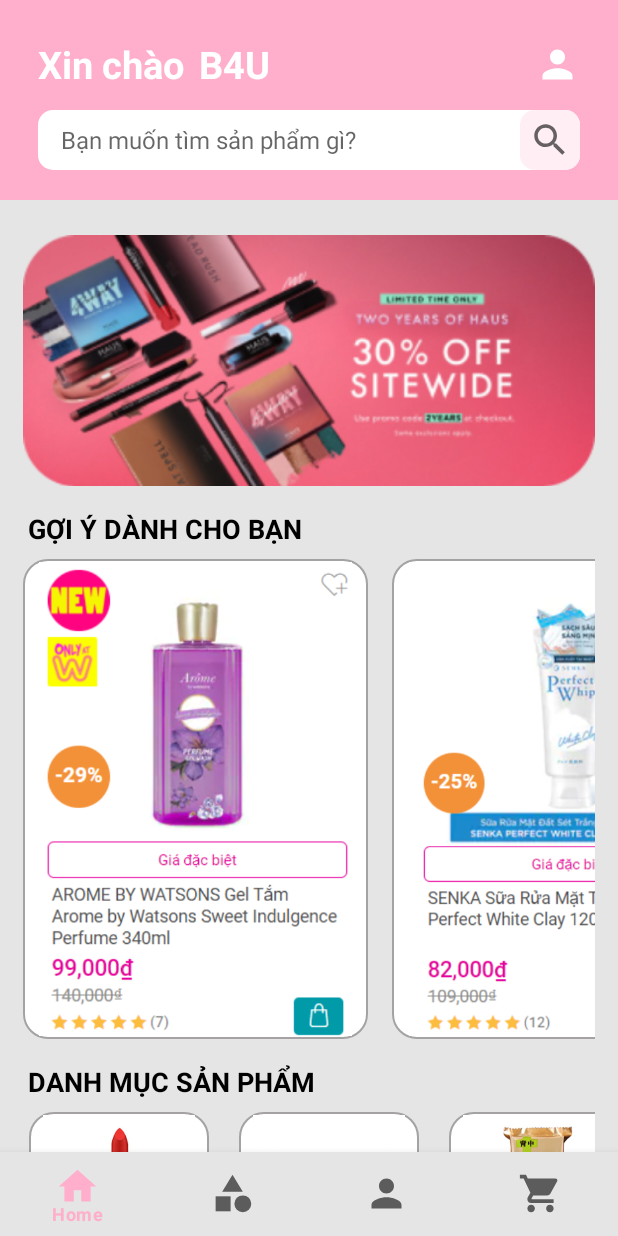
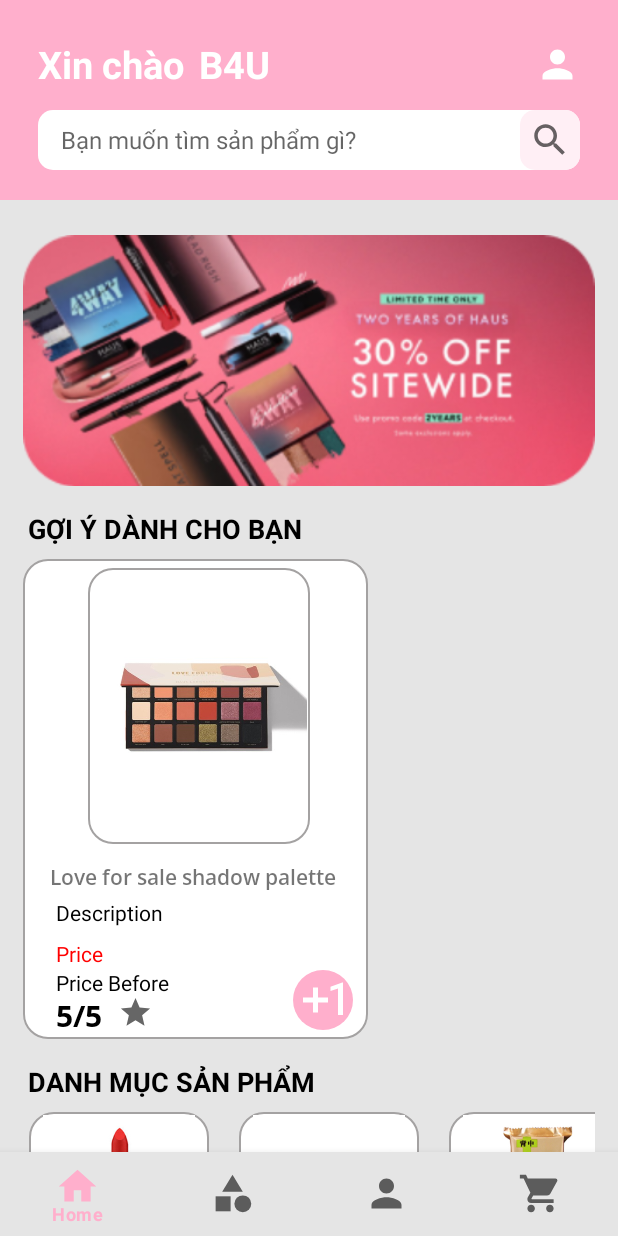
Before and after one commit to nvhieu-04/android-b4u, an Android app: the screen it shows after launch (MainActivity), on a phone screen of 412 x 824 dp. Run offline under Robolectric (Android 15) with nearby library versions, the phone set to English and light mode, and no system bars; our stand-ins replace navigation-ui.

Commit message:
những nút nhấn đã có thể đi đến phần mong muốn

```diff
--- a/app/src/main/AndroidManifest.xml
+++ b/app/src/main/AndroidManifest.xml
@@ -10,6 +10,9 @@
         android:supportsRtl="true"
         android:theme="@style/Theme.B4u">
         <activity
+            android:name=".cart_acitivity"
+            android:exported="false" />
+        <activity
             android:name=".Product_details"
             android:exported="false" />
         <activity
@@ -17,6 +20,7 @@
             android:exported="true">
             <intent-filter>
                 <action android:name="android.intent.action.MAIN" />
+
                 <category android:name="android.intent.category.LAUNCHER" />
             </intent-filter>
         </activity>
--- a/app/src/main/java/com/example/b4u/FirstFragment.java
+++ b/app/src/main/java/com/example/b4u/FirstFragment.java
@@ -2,23 +2,22 @@
 
 import android.os.Bundle;
 
-import androidx.appcompat.app.ActionBar;
-import androidx.appcompat.app.AppCompatActivity;
 import androidx.fragment.app.Fragment;
-import androidx.recyclerview.widget.GridLayoutManager;
 import androidx.recyclerview.widget.LinearLayoutManager;
 import androidx.recyclerview.widget.RecyclerView;
 
 import android.view.LayoutInflater;
 import android.view.View;
 import android.view.ViewGroup;
+import android.widget.Button;
+import android.widget.ImageView;
 
+import com.example.b4u.adapter.CareProductAdapter;
 import com.example.b4u.adapter.CategoryAdapter;
 import com.example.b4u.adapter.ProductAdapter;
-import com.example.b4u.adapter.ProductCareAdapter;
+import com.example.b4u.model.CareProduct;
 import com.example.b4u.model.Category;
 import com.example.b4u.model.Product;
-import com.example.b4u.model.ProductCare;
 
 import java.util.ArrayList;
 import java.util.List;
@@ -60,9 +59,9 @@
         return fragment;
     }
     RecyclerView productCareView, categoryView,productView;
-    ProductCareAdapter productCareAdapter;
-    List<ProductCare>  productCareList;
+    CareProductAdapter careProductAdapter;
     CategoryAdapter categoryAdapter;
+    List<CareProduct> careProductList;
     List<Category> categoryList;
     ProductAdapter productAdapter;
     List<Product> productList;
@@ -73,7 +72,6 @@
             mParam1 = getArguments().getString(ARG_PARAM1);
             mParam2 = getArguments().getString(ARG_PARAM2);
         }
-
     }
 
 
@@ -88,15 +86,13 @@
         productView = v.findViewById(R.id.recyclerView3);
         //Adding Images to care list view
         //Vài bữa add i chang line 111->116
-        productCareList = new ArrayList<>();
-        productCareList.add(new ProductCare(1,R.drawable.product_care_1));
-        productCareList.add(new ProductCare(2,R.drawable.product_care_2));
-        productCareList.add(new ProductCare(3,R.drawable.product_care_3));
-        productCareList.add(new ProductCare(4,R.drawable.product_care_4));
-        productCareList.add(new ProductCare(5,R.drawable.product_care_5));
-        productCareList.add(new ProductCare(6,R.drawable.product_care_6));
+        careProductList = new ArrayList<>();
+        careProductList.add((new CareProduct("Love for sale shadow palette","Description","Price","Price Before","5/5",R.drawable.product_1,R.drawable.product_1)));
 
-        setproductCareRecycler(productCareList);
+
+        setcareproductRecycler(careProductList);
+
+
         //adding image to category
         categoryList = new ArrayList<>();
         categoryList.add(new Category(1,R.drawable.category_1,"Lips"));
@@ -117,13 +113,33 @@
         productList.add(new Product("Le riot lip gloss","Description","Price","Price Before","5/5",R.drawable.product_6,R.drawable.product_6));
         setproductRecycler(productList);
         // Inflate the layout for this fragment
+        ImageView user = v.findViewById(R.id.imageUser);
+        user.setOnClickListener(new View.OnClickListener() {
+            @Override
+            public void onClick(View view) {
+                ThirdFragment nextFrag= new ThirdFragment();
+                getActivity().getSupportFragmentManager().beginTransaction()
+                        .replace(((ViewGroup)getView().getParent()).getId(), nextFrag, "findThisFragment")
+                        .addToBackStack(null)
+                        .commit();
+            }
+        });
+
+
+
+
         return v;
+        ///
+
+
+
     }
-    private void setproductCareRecycler(List<ProductCare> dataList) {
-        RecyclerView.LayoutManager layoutManager = new LinearLayoutManager(this.getContext(), LinearLayoutManager.HORIZONTAL, false);
+
+    private void setcareproductRecycler(List<CareProduct> productcareDataList) {
+        RecyclerView.LayoutManager layoutManager = new LinearLayoutManager(this.getContext(),LinearLayoutManager.HORIZONTAL,false);
         productCareView.setLayoutManager(layoutManager);
-        productCareAdapter = new ProductCareAdapter(this.getContext(), dataList);
-        productCareView.setAdapter(productCareAdapter);
+        careProductAdapter = new CareProductAdapter(this.getContext(), productcareDataList);
+        productCareView.setAdapter(careProductAdapter);
     }
     private void setcategoryRecycler(List<Category> categoryDataList) {
         RecyclerView.LayoutManager layoutManager = new LinearLayoutManager(this.getContext(),LinearLayoutManager.HORIZONTAL,false);
--- a/app/src/main/java/com/example/b4u/MainActivity.java
+++ b/app/src/main/java/com/example/b4u/MainActivity.java
@@ -22,7 +22,6 @@
         setContentView(R.layout.activity_main);
         BottomNavigationView bottomNavigationView = findViewById(R.id.bottomNavigationView);
         NavController navController = Navigation.findNavController(this,  R.id.fragment);
-        //AppBarConfiguration appBarConfiguration = new AppBarConfiguration.Builder(R.id.firstFragment, R.id.secondFragment, R.id.thirdFragment, R.id.fourthFragment).build();
         NavigationUI.setupWithNavController(bottomNavigationView, navController);
     }
 
--- a/app/src/main/java/com/example/b4u/Product_details.java
+++ b/app/src/main/java/com/example/b4u/Product_details.java
@@ -11,7 +11,7 @@
 public class Product_details extends AppCompatActivity {
     String name,des,price,rate;
     int image;
-    ImageView img,back;
+    ImageView img,back,cart;
     TextView productname,productdes, productprice, productrate;
     @Override
     protected void onCreate(Bundle savedInstanceState) {
@@ -46,7 +46,14 @@
             }
         });
         View decorView = getWindow().getDecorView();
-
+        cart = findViewById(R.id.cart);
+        cart.setOnClickListener(new View.OnClickListener() {
+            @Override
+            public void onClick(View view) {
+                Intent intent = new Intent(Product_details.this,cart_acitivity.class);
+                startActivity(intent);
+            }
+        });
 
 
 
--- a/app/src/main/java/com/example/b4u/SecondFragment.java
+++ b/app/src/main/java/com/example/b4u/SecondFragment.java
@@ -1,5 +1,7 @@
 package com.example.b4u;
 
+import android.app.FragmentManager;
+import android.app.FragmentTransaction;
 import android.content.Intent;
 import android.os.Bundle;
 
@@ -93,6 +95,26 @@
         allcategoryList.add(new AllCategory(6,R.drawable.category_6));
         setallcategoryRecycler(allcategoryList);
         // Inflate the layout for this fragment
+        //
+        ImageView back_btn = v.findViewById(R.id.back);
+        ImageView cart_btn = v.findViewById(R.id.cart);
+        back_btn.setOnClickListener(new View.OnClickListener() {
+            @Override
+            public void onClick(View view) {
+                Intent intent = new Intent(getActivity(),MainActivity.class);
+                startActivity(intent);
+            }
+        });
+        cart_btn.setOnClickListener(new View.OnClickListener() {
+            @Override
+            public void onClick(View view) {
+                FourthFragment nextFrag= new FourthFragment();
+                getActivity().getSupportFragmentManager().beginTransaction()
+                        .replace(((ViewGroup)getView().getParent()).getId(), nextFrag, "findThisFragment")
+                        .addToBackStack(null)
+                        .commit();
+            }
+        });
         return v;
 
 
--- /dev/null
+++ b/app/src/main/java/com/example/b4u/adapter/CareProductAdapter.java
@@ -0,0 +1,83 @@
+package com.example.b4u.adapter;
+
+import android.annotation.SuppressLint;
+import android.content.Context;
+import android.content.Intent;
+import android.view.LayoutInflater;
+import android.view.View;
+import android.view.ViewGroup;
+import android.widget.ImageView;
+import android.widget.TextView;
+
+import androidx.annotation.NonNull;
+import androidx.recyclerview.widget.RecyclerView;
+
+import com.example.b4u.Product_details;
+import com.example.b4u.R;
+import com.example.b4u.model.CareProduct;
+
+import java.util.List;
+
+public class CareProductAdapter extends RecyclerView.Adapter<CareProductAdapter.CareProductViewHolder> {
+
+    Context context;
+    List<CareProduct> careProductList;
+
+    public CareProductAdapter(Context context, List<CareProduct> careProductList) {
+        this.context = context;
+        this.careProductList = careProductList;
+    }
+
+    @NonNull
+    @Override
+    public CareProductViewHolder onCreateViewHolder(@NonNull ViewGroup parent, int viewType) {
+        View view = LayoutInflater.from(context).inflate(R.layout.product_care,parent,false);
+        return new CareProductAdapter.CareProductViewHolder(view);
+    }
+
+    @Override
+    public void onBindViewHolder(@NonNull CareProductViewHolder holder, @SuppressLint("RecyclerView") int position) {
+        holder.name.setText(careProductList.get(position).getName());
+        holder.description.setText(careProductList.get(position).getDescription());
+        holder.price.setText(careProductList.get(position).getPrice());
+        holder.pricebf.setText(careProductList.get(position).getPrice_before());
+        holder.rate.setText(careProductList.get(position).getRate());
+        holder.img.setImageResource(careProductList.get(position).getImageUrl());
+
+        holder.itemView.setOnClickListener(new View.OnClickListener() {
+            @Override
+            public void onClick(View view) {
+                Intent i = new Intent(context, Product_details.class);
+
+                i.putExtra("name", careProductList.get(position).getName());
+                i.putExtra("description", careProductList.get(position).getDescription());
+                i.putExtra("price", careProductList.get(position).getPrice());
+                i.putExtra("pricebf", careProductList.get(position).getPrice_before());
+                i.putExtra("rate", careProductList.get(position).getRate());
+                context.startActivity(i);
+            }
+        });
+    }
+
+    @Override
+    public int getItemCount() {
+        return careProductList.size();
+    }
+
+
+    public static class CareProductViewHolder extends RecyclerView.ViewHolder{
+
+        TextView name,description, price, pricebf, rate;
+        ImageView img;
+        public CareProductViewHolder(@NonNull View itemView) {
+            super(itemView);
+            name = itemView.findViewById(R.id.product_name);
+            description = itemView.findViewById(R.id.product_description);
+            price = itemView.findViewById(R.id.price);
+            pricebf = itemView.findViewById(R.id.price_before);
+            rate = itemView.findViewById(R.id.rate);
+            img = itemView.findViewById(R.id.img);
+
+        }
+    }
+}
--- a/app/src/main/java/com/example/b4u/adapter/ProductAdapter.java
+++ b/app/src/main/java/com/example/b4u/adapter/ProductAdapter.java
@@ -1,5 +1,6 @@
 package com.example.b4u.adapter;
 
+import android.annotation.SuppressLint;
 import android.content.Context;
 import android.content.Intent;
 import android.view.LayoutInflater;
@@ -35,7 +36,7 @@
     }
 
     @Override
-    public void onBindViewHolder(@NonNull ProductViewHolder holder, int position) {
+    public void onBindViewHolder(@NonNull ProductViewHolder holder, @SuppressLint("RecyclerView") int position) {
         holder.name.setText(productList.get(position).getName());
         holder.description.setText(productList.get(position).getDescription());
         holder.price.setText(productList.get(position).getPrice());
--- a/app/src/main/java/com/example/b4u/adapter/ProductCareAdapter.java
+++ /dev/null
@@ -1,56 +0,0 @@
-package com.example.b4u.adapter;
-
-import android.content.Context;
-import android.view.LayoutInflater;
-import android.view.View;
-import android.view.ViewGroup;
-import android.widget.ImageView;
-
-import androidx.annotation.NonNull;
-import androidx.recyclerview.widget.RecyclerView;
-
-import com.example.b4u.R;
-import com.example.b4u.model.ProductCare;
-
-import java.util.List;
-
-public class ProductCareAdapter extends RecyclerView.Adapter<ProductCareAdapter.ProductCareView> {
-
-    Context context;
-    List<ProductCare> productCareList;
-
-    @NonNull
-    @Override
-    public ProductCareView onCreateViewHolder(@NonNull ViewGroup parent, int viewType) {
-       View view = LayoutInflater.from(parent.getContext()).inflate(R.layout.product_care_list,parent, false);
-
-        return new ProductCareView(view);
-    }
-    public ProductCareAdapter(Context context, List<ProductCare> discountedProductsList) {
-        this.context = context;
-        this.productCareList = discountedProductsList;
-    }
-    @Override
-    public void onBindViewHolder(@NonNull ProductCareView holder, int position) {
-        holder.productCaresImage.setImageResource(productCareList.get(position).getImageurl());
-
-    }
-
-    @Override
-    public int getItemCount() {
-        return productCareList.size();
-    }
-
-    public static class ProductCareView extends RecyclerView.ViewHolder{
-
-        ImageView productCaresImage;
-
-        public ProductCareView(@NonNull View itemView) {
-            super(itemView);
-
-            productCaresImage = itemView.findViewById(R.id.categoryImage);
-        }
-
-    }
-
-}
--- /dev/null
+++ b/app/src/main/java/com/example/b4u/cart_acitivity.java
@@ -0,0 +1,17 @@
+package com.example.b4u;
+
+import androidx.appcompat.app.AppCompatActivity;
+import androidx.fragment.app.FragmentActivity;
+
+import android.os.Bundle;
+
+public class cart_acitivity extends FragmentActivity {
+
+    @Override
+    protected void onCreate(Bundle savedInstanceState) {
+        super.onCreate(savedInstanceState);
+        if (savedInstanceState == null){
+            getSupportFragmentManager().beginTransaction()
+                    .add(android.R.id.content, new FourthFragment()).commit();}
+    }
+    }
--- /dev/null
+++ b/app/src/main/java/com/example/b4u/model/CareProduct.java
@@ -0,0 +1,77 @@
+package com.example.b4u.model;
+
+public class CareProduct {
+    String name;
+    String description;
+    String price;
+    String price_before;
+    String rate;
+    Integer imageUrl;
+    int bigimageurl;
+
+    public CareProduct(String name, String description, String price, String price_before, String rate, Integer imageUrl, int bigimageurl) {
+        this.name = name;
+        this.description = description;
+        this.price = price;
+        this.price_before = price_before;
+        this.rate = rate;
+        this.imageUrl = imageUrl;
+        this.bigimageurl = bigimageurl;
+    }
+
+    public String getName() {
+        return name;
+    }
+
+    public void setName(String name) {
+        this.name = name;
+    }
+
+    public String getDescription() {
+        return description;
+    }
+
+    public void setDescription(String description) {
+        this.description = description;
+    }
+
+    public String getPrice() {
+        return price;
+    }
+
+    public void setPrice(String price) {
+        this.price = price;
+    }
+
+    public String getPrice_before() {
+        return price_before;
+    }
+
+    public void setPrice_before(String price_before) {
+        this.price_before = price_before;
+    }
+
+    public String getRate() {
+        return rate;
+    }
+
+    public void setRate(String rate) {
+        this.rate = rate;
+    }
+
+    public Integer getImageUrl() {
+        return imageUrl;
+    }
+
+    public void setImageUrl(Integer imageUrl) {
+        this.imageUrl = imageUrl;
+    }
+
+    public int getBigimageurl() {
+        return bigimageurl;
+    }
+
+    public void setBigimageurl(int bigimageurl) {
+        this.bigimageurl = bigimageurl;
+    }
+}
--- a/app/src/main/java/com/example/b4u/model/ProductCare.java
+++ /dev/null
@@ -1,28 +0,0 @@
-package com.example.b4u.model;
-
-public class ProductCare {
-    Integer id;
-    Integer imageurl;
-
-    public ProductCare(Integer id, Integer imageurl) {
-        this.id = id;
-        this.imageurl = imageurl;
-    }
-
-    public Integer getId() {
-        return id;
-    }
-
-    public void setId(Integer id) {
-        this.id = id;
-    }
-
-    public Integer getImageurl() {
-        return imageurl;
-    }
-
-    public void setImageurl(Integer imageurl) {
-        this.imageurl = imageurl;
-    }
-
-}
--- /dev/null
+++ b/app/src/main/res/layout/activity_cart_acitivity.xml
@@ -0,0 +1,9 @@
+<?xml version="1.0" encoding="utf-8"?>
+<androidx.constraintlayout.widget.ConstraintLayout xmlns:android="http://schemas.android.com/apk/res/android"
+    xmlns:app="http://schemas.android.com/apk/res-auto"
+    xmlns:tools="http://schemas.android.com/tools"
+    android:layout_width="match_parent"
+    android:layout_height="match_parent"
+    tools:context=".cart_acitivity">
+
+</androidx.constraintlayout.widget.ConstraintLayout>
--- a/app/src/main/res/layout/activity_product_details.xml
+++ b/app/src/main/res/layout/activity_product_details.xml
@@ -17,7 +17,7 @@
         app:layout_constraintTop_toTopOf="parent" />
 
     <ImageView
-        android:id="@+id/imageView7"
+        android:id="@+id/cart"
         android:layout_width="wrap_content"
         android:layout_height="wrap_content"
         android:layout_marginEnd="16dp"
@@ -34,7 +34,7 @@
         android:text="Chi Tiết Sản Phẩm"
         android:textSize="24sp"
         app:layout_constraintBottom_toBottomOf="@+id/back"
-        app:layout_constraintEnd_toStartOf="@+id/imageView7"
+        app:layout_constraintEnd_toStartOf="@+id/cart"
         app:layout_constraintStart_toEndOf="@+id/back"
         app:layout_constraintTop_toTopOf="@+id/back" />
 
--- a/app/src/main/res/layout/fragment_first.xml
+++ b/app/src/main/res/layout/fragment_first.xml
@@ -52,7 +52,6 @@
             app:layout_constraintBottom_toBottomOf="@id/textHello"
             app:layout_constraintEnd_toEndOf="parent"
             app:layout_constraintTop_toTopOf="@id/textHello"
-
             app:tint="@color/white" />
         <LinearLayout
             android:layout_width="match_parent"
--- a/app/src/main/res/layout/fragment_second.xml
+++ b/app/src/main/res/layout/fragment_second.xml
@@ -40,7 +40,7 @@
         app:layout_constraintTop_toTopOf="parent" />
 
     <ImageView
-        android:id="@+id/imageView7"
+        android:id="@+id/cart"
         android:layout_width="wrap_content"
         android:layout_height="wrap_content"
         android:layout_marginEnd="16dp"
--- /dev/null
+++ b/app/src/main/res/layout/product_care.xml
@@ -0,0 +1,106 @@
+<?xml version="1.0" encoding="utf-8"?>
+<androidx.constraintlayout.widget.ConstraintLayout xmlns:android="http://schemas.android.com/apk/res/android"
+    xmlns:app="http://schemas.android.com/apk/res-auto"
+    xmlns:tools="http://schemas.android.com/tools"
+    android:id="@+id/product_layout"
+    android:layout_width="230dp"
+    android:layout_height="320dp"
+    android:layout_marginEnd="16dp"
+    android:background="@drawable/border">
+
+    <ImageView
+        android:id="@+id/img"
+        android:layout_width="148dp"
+        android:layout_height="184dp"
+        android:layout_marginStart="41dp"
+        android:layout_marginTop="4dp"
+        android:layout_marginEnd="41dp"
+        android:background="@drawable/border"
+        app:layout_constraintEnd_toEndOf="parent"
+        app:layout_constraintHorizontal_bias="0.0"
+        app:layout_constraintStart_toStartOf="parent"
+        app:layout_constraintTop_toTopOf="parent"
+        app:srcCompat="@drawable/product_2" />
+
+    <TextView
+        android:id="@+id/product_name"
+        android:layout_width="wrap_content"
+        android:layout_height="wrap_content"
+        android:layout_marginStart="68dp"
+        android:layout_marginTop="12dp"
+        android:layout_marginEnd="72dp"
+        android:fontFamily="@font/open_sans_semibold"
+        android:text="product_name"
+        app:layout_constraintEnd_toEndOf="parent"
+        app:layout_constraintStart_toStartOf="parent"
+        app:layout_constraintTop_toBottomOf="@+id/img"
+        tools:textColor="#FF0000" />
+
+    <TextView
+        android:id="@+id/product_description"
+        android:layout_width="wrap_content"
+        android:layout_height="wrap_content"
+        android:layout_marginStart="20dp"
+        android:layout_marginTop="4dp"
+        android:text="product_description"
+        android:textColor="@color/black"
+        app:layout_constraintStart_toStartOf="parent"
+        app:layout_constraintTop_toBottomOf="@+id/product_name" />
+
+    <TextView
+        android:id="@+id/price"
+        android:layout_width="wrap_content"
+        android:layout_height="wrap_content"
+        android:layout_marginStart="20dp"
+        android:layout_marginTop="8dp"
+        android:text="price"
+        android:textColor="#FF0000"
+        app:layout_constraintStart_toStartOf="parent"
+        app:layout_constraintTop_toBottomOf="@+id/product_description" />
+
+    <TextView
+        android:id="@+id/price_before"
+        android:layout_width="wrap_content"
+        android:layout_height="wrap_content"
+        android:layout_marginStart="20dp"
+        android:text="price before"
+        android:textColor="@color/black"
+        app:layout_constraintStart_toStartOf="parent"
+        app:layout_constraintTop_toBottomOf="@+id/price" />
+
+    <TextView
+        android:id="@+id/rate"
+        android:layout_width="36dp"
+        android:layout_height="24dp"
+        android:layout_marginStart="20dp"
+        android:layout_marginBottom="4dp"
+        android:fontFamily="@font/open_sans_bold"
+        android:text="rate"
+        android:textColor="@color/black"
+        android:textSize="20sp"
+        app:layout_constraintBottom_toBottomOf="parent"
+        app:layout_constraintStart_toStartOf="parent" />
+
+    <ImageView
+        android:id="@+id/imageView3"
+        android:layout_width="40dp"
+        android:layout_height="40dp"
+        android:layout_marginEnd="8dp"
+        android:layout_marginBottom="4dp"
+        android:background="@drawable/corner_with_background"
+        app:layout_constraintBottom_toBottomOf="parent"
+        app:layout_constraintEnd_toEndOf="parent"
+        app:srcCompat="@drawable/ic_exposure_plus" />
+
+    <ImageView
+        android:id="@+id/imageView"
+        android:layout_width="34dp"
+        android:layout_height="23dp"
+        android:layout_marginBottom="4dp"
+        android:outlineAmbientShadowColor="#FFE503"
+        android:outlineSpotShadowColor="#FBE30A"
+        app:layout_constraintBottom_toBottomOf="parent"
+        app:layout_constraintStart_toEndOf="@+id/rate"
+        app:srcCompat="@drawable/ic_star" />
+
+</androidx.constraintlayout.widget.ConstraintLayout>
--- a/app/src/main/res/layout/product_care_list.xml
+++ /dev/null
@@ -1,17 +0,0 @@
-<?xml version="1.0" encoding="utf-8"?>
-<androidx.constraintlayout.widget.ConstraintLayout xmlns:android="http://schemas.android.com/apk/res/android"
-    xmlns:app="http://schemas.android.com/apk/res-auto"
-    xmlns:tools="http://schemas.android.com/tools"
-    android:layout_width="wrap_content"
-    android:layout_marginEnd="16dp"
-    android:layout_height="wrap_content">
-
-    <ImageView
-        android:id="@+id/categoryImage"
-        android:layout_width="230dp"
-        android:layout_height="320dp"
-        app:layout_constraintStart_toStartOf="parent"
-        app:layout_constraintTop_toTopOf="parent"
-        android:background="@drawable/border"
-        app:srcCompat="@drawable/product_care_1" />
-</androidx.constraintlayout.widget.ConstraintLayout>
```
